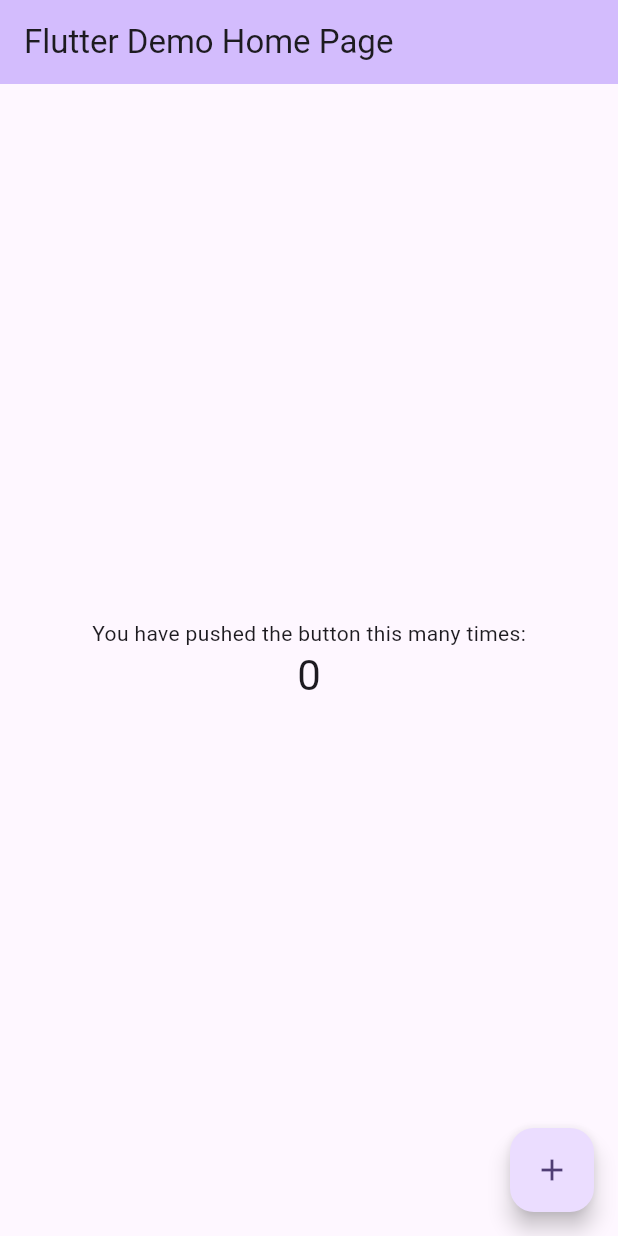
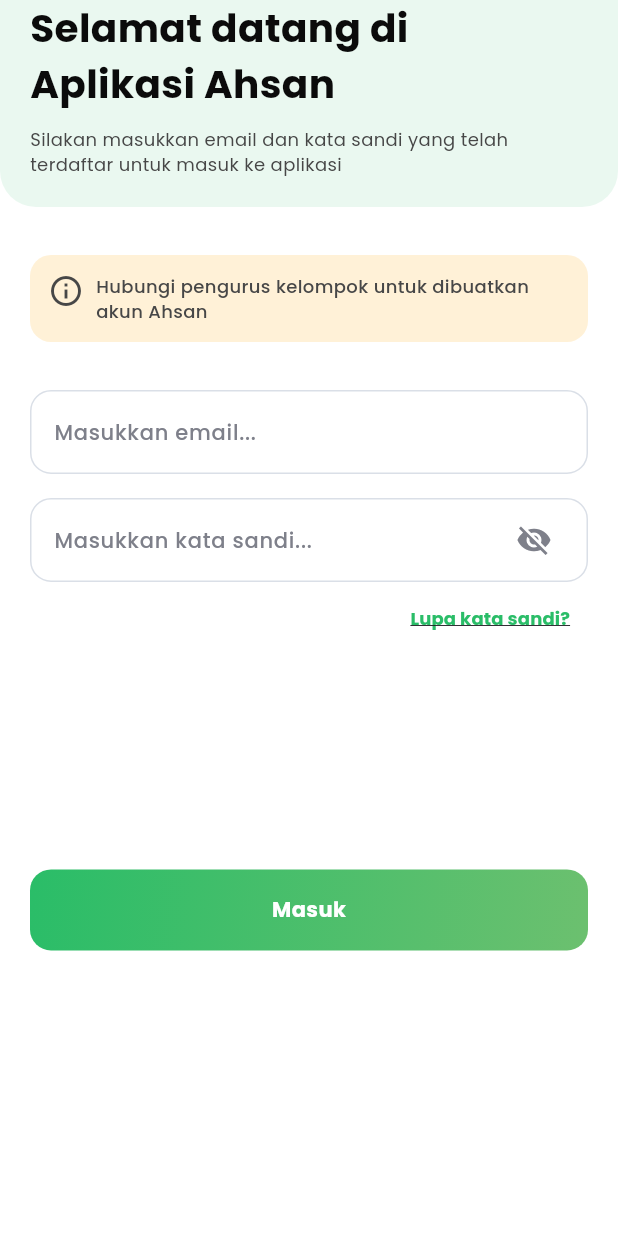
Before and after one commit to irhamnaufal8/ahsan, a Flutter app: the screen it shows after launch, on a phone screen of 412 x 824 dp. Run offline on Flutter 3.47's test engine with Material 3 defaults, Android fonts, the phone set to English and light mode, and no system bars; drawn by our look-alikes of flutter_animate; our stand-ins replace get, get_storage.

```diff
--- /dev/null
+++ b/lib/common/component/alert/alert_badge.dart
@@ -0,0 +1,42 @@
+import 'package:ahsan/common/resource/colors.dart';
+import 'package:ahsan/common/resource/fonts.dart';
+import 'package:flutter/material.dart';
+
+class AlertBadge extends StatelessWidget {
+  final String text;
+  final Color color;
+
+  const AlertBadge(
+      {Key? key, required this.text, this.color = AccentColors.lightRed})
+      : super(key: key);
+
+  @override
+  Widget build(BuildContext context) {
+    return Container(
+      padding: const EdgeInsets.all(12),
+      decoration:
+          BoxDecoration(color: color, borderRadius: BorderRadius.circular(14)),
+      child: Row(
+        mainAxisAlignment: MainAxisAlignment.start,
+        mainAxisSize: MainAxisSize.min,
+        crossAxisAlignment: CrossAxisAlignment.start,
+        children: [
+          const Icon(
+            Icons.info_outline,
+            color: MonoColors.black2,
+            size: 24,
+          ),
+          const SizedBox(
+            width: 8,
+          ),
+          Expanded(
+            child: Text(
+              text,
+              style: Poppins.medium(12, color: MonoColors.black2),
+            ),
+          )
+        ],
+      ),
+    );
+  }
+}
--- /dev/null
+++ b/lib/common/component/button/primary_button.dart
@@ -0,0 +1,43 @@
+import 'package:ahsan/common/resource/colors.dart';
+import 'package:ahsan/common/resource/fonts.dart';
+import 'package:ahsan/common/resource/gradient.dart';
+import 'package:flutter/material.dart';
+
+class PrimaryButton extends StatelessWidget {
+  final String text;
+  final bool? isDisabled;
+  final Function()? onTap;
+
+  const PrimaryButton(
+      {super.key, required this.text, this.isDisabled, this.onTap});
+
+  @override
+  Widget build(BuildContext context) {
+    return Container(
+      height: 54,
+      width: double.infinity,
+      decoration: BoxDecoration(
+        color: (isDisabled ?? false) ? MonoColors.gray2 : null,
+        gradient: (isDisabled ?? false) ? null : BaseGradient.primaryGradient,
+        borderRadius: BorderRadius.circular(14),
+      ),
+      child: Material(
+        borderRadius: BorderRadius.circular(14),
+        color: Colors.transparent,
+        child: InkWell(
+          onTap: (isDisabled ?? false) ? null : onTap,
+          borderRadius: BorderRadius.circular(14),
+          splashColor: Colors.white.withOpacity(0.7), // Set the splash color
+          child: Ink(
+            child: Center(
+              child: Text(
+                text,
+                style: Poppins.bold(14, color: Colors.white),
+              ),
+            ),
+          ),
+        ),
+      ),
+    );
+  }
+}
--- /dev/null
+++ b/lib/common/component/input_field/primary_text_field.dart
@@ -0,0 +1,72 @@
+import 'package:ahsan/common/resource/colors.dart';
+import 'package:ahsan/common/resource/fonts.dart';
+import 'package:flutter/material.dart';
+
+class PrimaryTextField extends StatelessWidget {
+  final TextEditingController controller;
+  final String placeholder;
+  final TextInputType? keyboardType;
+  final bool? isObsecure;
+  final void Function()? showPassword;
+  final String? Function(String? value)? onChange;
+  final void Function()? onEditingComplete;
+  final FocusNode? focusNode;
+
+  const PrimaryTextField({
+    Key? key,
+    required this.controller,
+    required this.placeholder,
+    this.keyboardType,
+    this.isObsecure,
+    this.showPassword,
+    this.onChange,
+    this.onEditingComplete,
+    this.focusNode,
+  }) : super(key: key);
+
+  @override
+  Widget build(BuildContext context) {
+    return TextField(
+      controller: controller,
+      obscureText: isObsecure ?? false,
+      onChanged: onChange,
+      onEditingComplete: onEditingComplete,
+      focusNode: focusNode,
+      keyboardType: keyboardType,
+      decoration: InputDecoration(
+        hintText: placeholder,
+        hintStyle: Poppins.medium(14, color: MonoColors.gray1),
+        suffixIcon: isObsecure != null
+            ? GestureDetector(
+                onTap: showPassword,
+                child: Padding(
+                  padding: const EdgeInsets.symmetric(horizontal: 24),
+                  child: Icon(
+                    isObsecure! ? Icons.visibility_off : Icons.visibility,
+                    color: MonoColors.gray1,
+                  ),
+                ),
+              )
+            : null,
+        border: OutlineInputBorder(
+          borderRadius: BorderRadius.circular(14),
+          borderSide: const BorderSide(
+            color: MonoColors.gray2,
+          ),
+        ),
+        enabledBorder: OutlineInputBorder(
+          borderRadius: BorderRadius.circular(14),
+          borderSide: const BorderSide(
+            color: MonoColors.gray2,
+          ),
+        ),
+        focusedBorder: OutlineInputBorder(
+          borderRadius: BorderRadius.circular(14),
+          borderSide: const BorderSide(
+            color: PrimaryColors.primary,
+          ),
+        ),
+      ),
+    );
+  }
+}
--- /dev/null
+++ b/lib/common/resource/colors.dart
@@ -0,0 +1,38 @@
+import 'package:flutter/material.dart' show Color;
+
+class PrimaryColors {
+  static const Color primary = Color.fromRGBO(42, 189, 104, 1);
+  static const Color secondary = Color.fromRGBO(108, 192, 111, 1);
+  static const Color light = Color.fromRGBO(234, 248, 240, 1);
+}
+
+class AccentColors {
+  static const Color orange = Color.fromRGBO(255, 112, 40, 1);
+  static const Color lightOrange = Color.fromRGBO(255, 241, 233, 1);
+
+  static const Color purple = Color.fromRGBO(153, 72, 255, 1);
+  static const Color lightPurple = Color.fromRGBO(245, 237, 255, 1);
+
+  static const Color blue = Color.fromRGBO(74, 97, 219, 1);
+  static const Color lightBlue = Color.fromRGBO(237, 239, 251, 1);
+
+  static const Color pink = Color.fromRGBO(245, 85, 162, 1);
+  static const Color lightPink = Color.fromRGBO(254, 238, 246, 1);
+
+  static const Color yellow = Color.fromRGBO(250, 212, 17, 1);
+  static const Color lightYellow = Color.fromRGBO(254, 251, 231, 1);
+
+  static const Color red = Color.fromRGBO(241, 32, 32, 1);
+  static const Color lightRed = Color.fromRGBO(255, 241, 215, 1);
+}
+
+class MonoColors {
+  static const Color black1 = Color.fromRGBO(11, 11, 11, 1);
+  static const Color black2 = Color.fromRGBO(71, 71, 71, 1);
+
+  static const Color gray1 = Color.fromRGBO(126, 128, 138, 1);
+  static const Color gray2 = Color.fromRGBO(218, 223, 231, 1);
+  static const Color gray3 = Color.fromRGBO(246, 246, 246, 1);
+
+  static const Color background = Color.fromRGBO(247, 249, 253, 1);
+}
--- /dev/null
+++ b/lib/common/resource/fonts.dart
@@ -0,0 +1,43 @@
+import 'package:ahsan/common/resource/colors.dart';
+import 'package:flutter/material.dart';
+
+class Poppins {
+  static TextStyle regular(double fontSize,
+      {Color color = MonoColors.black1,
+      bool underline = false,
+      bool italic = false}) {
+    return TextStyle(
+        fontFamily: 'Poppins',
+        fontSize: fontSize,
+        fontWeight: FontWeight.w100,
+        color: color,
+        decoration: underline ? TextDecoration.underline : null,
+        fontStyle: italic ? FontStyle.italic : null);
+  }
+
+  static TextStyle medium(double fontSize,
+      {Color color = MonoColors.black1,
+      bool underline = false,
+      bool italic = false}) {
+    return TextStyle(
+        fontFamily: 'Poppins',
+        fontSize: fontSize,
+        fontWeight: FontWeight.w500,
+        color: color,
+        decoration: underline ? TextDecoration.underline : null,
+        fontStyle: italic ? FontStyle.italic : null);
+  }
+
+  static TextStyle bold(double fontSize,
+      {Color color = MonoColors.black1,
+      bool underline = false,
+      bool italic = false}) {
+    return TextStyle(
+        fontFamily: 'Poppins',
+        fontSize: fontSize,
+        fontWeight: FontWeight.bold,
+        color: color,
+        decoration: underline ? TextDecoration.underline : null,
+        fontStyle: italic ? FontStyle.italic : null);
+  }
+}
--- /dev/null
+++ b/lib/common/resource/gradient.dart
@@ -0,0 +1,13 @@
+import 'package:ahsan/common/resource/colors.dart';
+import 'package:flutter/material.dart';
+
+class BaseGradient {
+  static const LinearGradient primaryGradient = LinearGradient(
+    begin: Alignment.topLeft,
+    end: Alignment.bottomRight,
+    colors: [
+      PrimaryColors.primary,
+      PrimaryColors.secondary
+    ],
+  );
+}
--- /dev/null
+++ b/lib/common/router/app_page.dart
@@ -0,0 +1,27 @@
+import 'package:ahsan/feature/login/bindings/login_binding.dart';
+import 'package:ahsan/feature/login/views/login_view.dart';
+import 'package:get/get.dart';
+
+class AppPages {
+  AppPages._();
+
+  static const INITIAL = Routes.LOGIN;
+
+  static final routes = [
+    GetPage(
+      name: _Path.LOGIN,
+      page: () => const LoginView(),
+      binding: LoginBinding(),
+    ),
+  ];
+}
+
+abstract class Routes {
+  Routes._();
+  static const LOGIN = _Path.LOGIN;
+}
+
+abstract class _Path {
+  _Path._();
+  static const LOGIN = '/login';
+}
--- /dev/null
+++ b/lib/feature/login/bindings/login_binding.dart
@@ -0,0 +1,9 @@
+import 'package:ahsan/feature/login/controllers/login_controller.dart';
+import 'package:get/get.dart';
+
+class LoginBinding extends Bindings {
+  @override
+  void dependencies() {
+    Get.lazyPut<LoginController>(() => LoginController());
+  }
+}
--- /dev/null
+++ b/lib/feature/login/controllers/login_controller.dart
@@ -0,0 +1,23 @@
+import 'package:flutter/material.dart';
+import 'package:get/get.dart';
+import 'package:url_launcher/url_launcher.dart';
+
+class LoginController extends GetxController {
+  TextEditingController emailController = TextEditingController();
+  TextEditingController passwordController = TextEditingController();
+
+  bool isObsecure = true;
+
+  void showPassword() {
+    isObsecure = !isObsecure;
+    update();
+  }
+
+  void openWhatsApp() async {
+    final Uri url =
+        Uri.parse('https://wa.me/6281289290354?text=Halo%20Admin%20Ahsan');
+    if (!await launchUrl(url)) {
+      throw Exception('Could not launch $url');
+    }
+  }
+}
--- /dev/null
+++ b/lib/feature/login/views/login_view.dart
@@ -0,0 +1,113 @@
+import 'package:ahsan/common/component/alert/alert_badge.dart';
+import 'package:ahsan/common/component/button/primary_button.dart';
+import 'package:ahsan/common/component/input_field/primary_text_field.dart';
+import 'package:flutter/material.dart';
+import 'package:ahsan/common/resource/colors.dart';
+import 'package:ahsan/common/resource/fonts.dart';
+import 'package:ahsan/feature/login/controllers/login_controller.dart';
+import 'package:flutter_animate/flutter_animate.dart';
+import 'package:get/get.dart';
+
+class LoginView extends GetView<LoginController> {
+  const LoginView({Key? key}) : super(key: key);
+
+  @override
+  Widget build(BuildContext context) {
+    return GetBuilder<LoginController>(builder: (_) {
+      return Scaffold(
+        backgroundColor: Colors.white,
+        body: SingleChildScrollView(
+          child: Column(
+            mainAxisAlignment: MainAxisAlignment.start,
+            crossAxisAlignment: CrossAxisAlignment.start,
+            children: [
+              Container(
+                decoration: const BoxDecoration(
+                    color: PrimaryColors.light,
+                    borderRadius: BorderRadius.only(
+                        bottomLeft: Radius.circular(24),
+                        bottomRight: Radius.circular(24))),
+                child: SafeArea(
+                  child: Padding(
+                      padding: const EdgeInsets.symmetric(horizontal: 20),
+                      child: Column(
+                        crossAxisAlignment: CrossAxisAlignment.start,
+                        children: [
+                          Text(
+                            'Selamat datang di\nAplikasi Ahsan',
+                            style: Poppins.bold(26, color: MonoColors.black1),
+                          ),
+                          const SizedBox(
+                            height: 10,
+                          ),
+                          Text(
+                            'Silakan masukkan email dan kata sandi yang telah terdaftar untuk masuk ke aplikasi',
+                            style:
+                                Poppins.regular(12, color: MonoColors.black2),
+                          ),
+                          const SizedBox(
+                            height: 20,
+                          ),
+                        ],
+                      )),
+                ),
+              ),
+              Container(
+                  decoration: const BoxDecoration(
+                      color: Colors.white,
+                      borderRadius: BorderRadius.only(
+                          topLeft: Radius.circular(24),
+                          topRight: Radius.circular(24))),
+                  child: Padding(
+                    padding: const EdgeInsets.all(20),
+                    child: Column(
+                      children: [
+                        const SizedBox(
+                          height: 12,
+                        ),
+                        const AlertBadge(
+                            text:
+                                'Hubungi pengurus kelompok untuk dibuatkan akun Ahsan'),
+                        const SizedBox(height: 32),
+                        PrimaryTextField(
+                                controller: controller.emailController,
+                                placeholder: 'Masukkan email...',
+                                keyboardType: TextInputType.emailAddress)
+                            .animate()
+                            .fadeIn(),
+                        const SizedBox(height: 16),
+                        PrimaryTextField(
+                          controller: controller.passwordController,
+                          placeholder: 'Masukkan kata sandi...',
+                          isObsecure: controller.isObsecure,
+                          showPassword: controller.showPassword,
+                        ).animate().fadeIn(),
+                        Align(
+                          alignment: Alignment.centerRight,
+                          child: TextButton(
+                              onPressed: controller.openWhatsApp,
+                              child: Text(
+                                'Lupa kata sandi?',
+                                style: Poppins.bold(12,
+                                    color: PrimaryColors.primary,
+                                    underline: true),
+                              )),
+                        )
+                      ],
+                    ),
+                  )),
+              Padding(
+                  padding: EdgeInsets.only(
+                      top: Get.height * 0.15, left: 20, right: 20),
+                  child: PrimaryButton(
+                    text: 'Masuk',
+                    onTap: () {},
+                  ).animate().fadeIn())
+            ],
+          ),
+        ),
+        bottomNavigationBar: null,
+      );
+    });
+  }
+}
--- a/lib/main.dart
+++ b/lib/main.dart
@@ -1,125 +1,23 @@
+import 'package:ahsan/common/router/app_page.dart';
 import 'package:flutter/material.dart';
+import 'package:flutter/services.dart';
 
-void main() {
-  runApp(const MyApp());
+import 'package:get/get.dart';
+import 'package:get_storage/get_storage.dart';
+
+void main() async {
+  await GetStorage.init();
+  WidgetsFlutterBinding.ensureInitialized();
+  SystemChrome.setPreferredOrientations([
+    DeviceOrientation.portraitUp,
+    DeviceOrientation.portraitDown,
+  ]);
+
+  runApp(
+    GetMaterialApp(
+      title: "Ahsan",
+      initialRoute: AppPages.INITIAL,
+      getPages: AppPages.routes,
+    ),
+  );
 }
-
-class MyApp extends StatelessWidget {
-  const MyApp({super.key});
-
-  // This widget is the root of your application.
-  @override
-  Widget build(BuildContext context) {
-    return MaterialApp(
-      title: 'Flutter Demo',
-      theme: ThemeData(
-        // This is the theme of your application.
-        //
-        // TRY THIS: Try running your application with "flutter run". You'll see
-        // the application has a blue toolbar. Then, without quitting the app,
-        // try changing the seedColor in the colorScheme below to Colors.green
-        // and then invoke "hot reload" (save your changes or press the "hot
-        // reload" button in a Flutter-supported IDE, or press "r" if you used
-        // the command line to start the app).
-        //
-        // Notice that the counter didn't reset back to zero; the application
-        // state is not lost during the reload. To reset the state, use hot
-        // restart instead.
-        //
-        // This works for code too, not just values: Most code changes can be
-        // tested with just a hot reload.
-        colorScheme: ColorScheme.fromSeed(seedColor: Colors.deepPurple),
-        useMaterial3: true,
-      ),
-      home: const MyHomePage(title: 'Flutter Demo Home Page'),
-    );
-  }
-}
-
-class MyHomePage extends StatefulWidget {
-  const MyHomePage({super.key, required this.title});
-
-  // This widget is the home page of your application. It is stateful, meaning
-  // that it has a State object (defined below) that contains fields that affect
-  // how it looks.
-
-  // This class is the configuration for the state. It holds the values (in this
-  // case the title) provided by the parent (in this case the App widget) and
-  // used by the build method of the State. Fields in a Widget subclass are
-  // always marked "final".
-
-  final String title;
-
-  @override
-  State<MyHomePage> createState() => _MyHomePageState();
-}
-
-class _MyHomePageState extends State<MyHomePage> {
-  int _counter = 0;
-
-  void _incrementCounter() {
-    setState(() {
-      // This call to setState tells the Flutter framework that something has
-      // changed in this State, which causes it to rerun the build method below
-      // so that the display can reflect the updated values. If we changed
-      // _counter without calling setState(), then the build method would not be
-      // called again, and so nothing would appear to happen.
-      _counter++;
-    });
-  }
-
-  @override
-  Widget build(BuildContext context) {
-    // This method is rerun every time setState is called, for instance as done
-    // by the _incrementCounter method above.
-    //
-    // The Flutter framework has been optimized to make rerunning build methods
-    // fast, so that you can just rebuild anything that needs updating rather
-    // than having to individually change instances of widgets.
-    return Scaffold(
-      appBar: AppBar(
-        // TRY THIS: Try changing the color here to a specific color (to
-        // Colors.amber, perhaps?) and trigger a hot reload to see the AppBar
-        // change color while the other colors stay the same.
-        backgroundColor: Theme.of(context).colorScheme.inversePrimary,
-        // Here we take the value from the MyHomePage object that was created by
-        // the App.build method, and use it to set our appbar title.
-        title: Text(widget.title),
-      ),
-      body: Center(
-        // Center is a layout widget. It takes a single child and positions it
-        // in the middle of the parent.
-        child: Column(
-          // Column is also a layout widget. It takes a list of children and
-          // arranges them vertically. By default, it sizes itself to fit its
-          // children horizontally, and tries to be as tall as its parent.
-          //
-          // Column has various properties to control how it sizes itself and
-          // how it positions its children. Here we use mainAxisAlignment to
-          // center the children vertically; the main axis here is the vertical
-          // axis because Columns are vertical (the cross axis would be
-          // horizontal).
-          //
-          // TRY THIS: Invoke "debug painting" (choose the "Toggle Debug Paint"
-          // action in the IDE, or press "p" in the console), to see the
-          // wireframe for each widget.
-          mainAxisAlignment: MainAxisAlignment.center,
-          children: <Widget>[
-            const Text(
-              'You have pushed the button this many times:',
-            ),
-            Text(
-              '$_counter',
-              style: Theme.of(context).textTheme.headlineMedium,
-            ),
-          ],
-        ),
-      ),
-      floatingActionButton: FloatingActionButton(
-        onPressed: _incrementCounter,
-        tooltip: 'Increment',
-        child: const Icon(Icons.add),
-      ), // This trailing comma makes auto-formatting nicer for build methods.
-    );
-  }
-}
```
Also changed, not shown: pubspec.yaml (+25 -68 lines), assets/font/Poppins-Bold.ttf (added), assets/font/Poppins-Medium.ttf (added), assets/font/Poppins-Regular.ttf (added), assets/image/app-logo.png (added), assets/image/logo-with-text-white.png (added), pubspec.lock, 17 other files.
